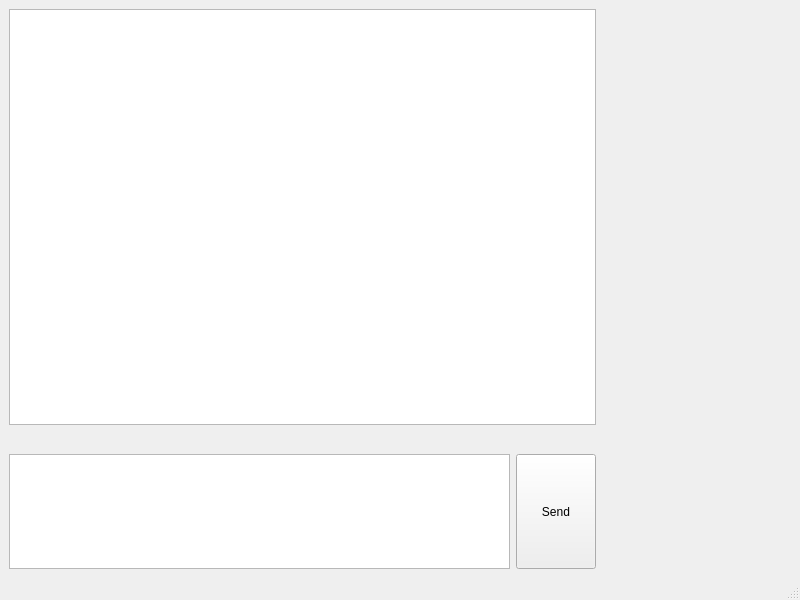
Before: the Qt Designer form mainwindow.ui in Zalberth/Qssip, drawn with Qt 5.
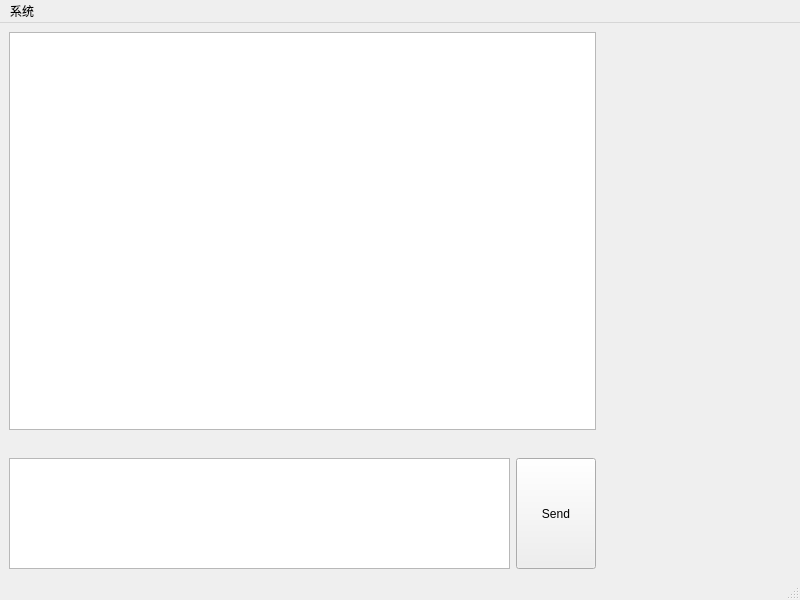
After: the same form once the commit is applied.

What changed in the file:
```diff
--- a/mainwindow.ui
+++ b/mainwindow.ui
@@ -67,6 +67,13 @@
      <height>22</height>
     </rect>
    </property>
+   <widget class="QMenu" name="menu">
+    <property name="title">
+     <string>系统</string>
+    </property>
+    <addaction name="actionLogin"/>
+   </widget>
+   <addaction name="menu"/>
   </widget>
   <widget class="QStatusBar" name="statusbar"/>
  </widget>
```
Left out of the diff: 5 changed lines with no effect on the pictures.
